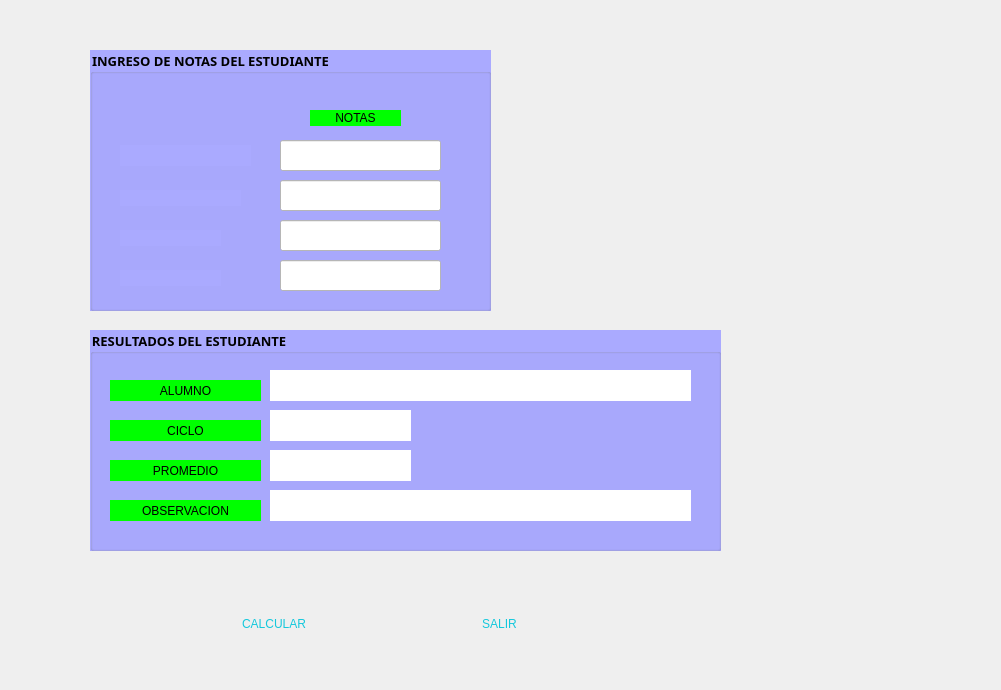
Above: seg1.ui from Kaymi-2022/Ejercicio2_2 before the change. Below: the same form after it.
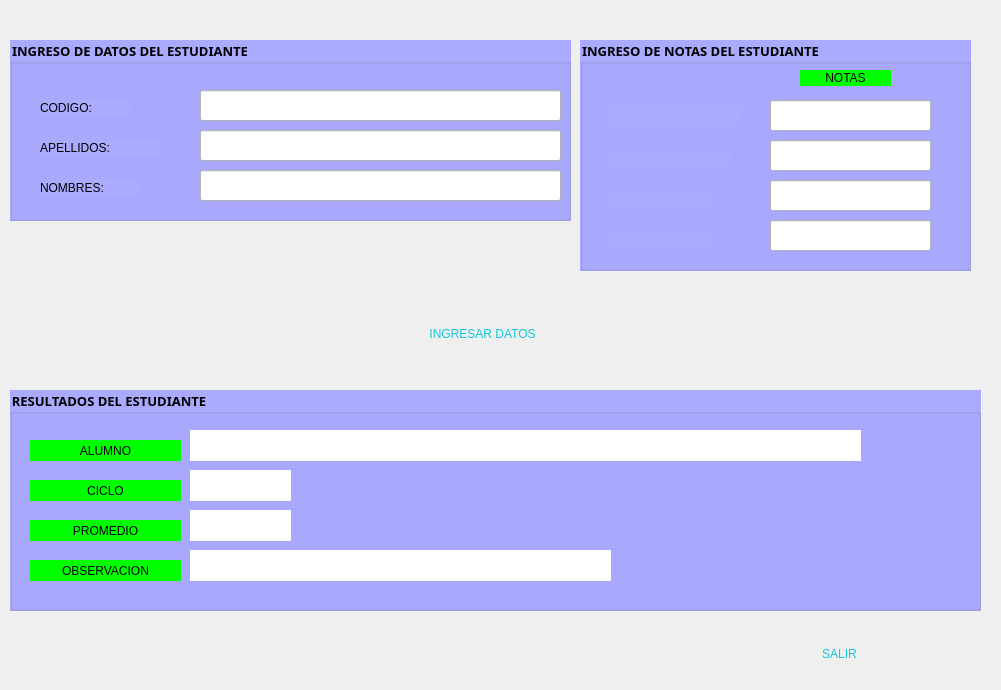
That is the form after the change.

Patch:
```diff
--- a/seg1.ui
+++ b/seg1.ui
@@ -16,9 +16,9 @@
   <widget class="QGroupBox" name="groupBox_2">
    <property name="geometry">
     <rect>
-     <x>90</x>
-     <y>330</y>
-     <width>631</width>
+     <x>10</x>
+     <y>390</y>
+     <width>971</width>
      <height>221</height>
     </rect>
    </property>
@@ -63,7 +63,7 @@
      <rect>
       <x>180</x>
       <y>40</y>
-      <width>421</width>
+      <width>671</width>
       <height>31</height>
      </rect>
     </property>
@@ -111,7 +111,7 @@
      <rect>
       <x>180</x>
       <y>80</y>
-      <width>141</width>
+      <width>101</width>
       <height>31</height>
      </rect>
     </property>
@@ -131,13 +131,16 @@
     <property name="text">
      <string/>
     </property>
+    <property name="alignment">
+     <set>Qt::AlignCenter</set>
+    </property>
    </widget>
    <widget class="QLabel" name="lb_promedio">
     <property name="geometry">
      <rect>
       <x>180</x>
       <y>120</y>
-      <width>141</width>
+      <width>101</width>
       <height>31</height>
      </rect>
     </property>
@@ -238,10 +241,10 @@
   <widget class="QGroupBox" name="groupBox">
    <property name="geometry">
     <rect>
-     <x>90</x>
-     <y>50</y>
-     <width>401</width>
-     <height>261</height>
+     <x>580</x>
+     <y>40</y>
+     <width>391</width>
+     <height>231</height>
     </rect>
    </property>
    <property name="font">
@@ -262,7 +265,7 @@
     <property name="geometry">
      <rect>
       <x>30</x>
-      <y>140</y>
+      <y>110</y>
       <width>121</width>
       <height>16</height>
      </rect>
@@ -288,7 +291,7 @@
     <property name="geometry">
      <rect>
       <x>30</x>
-      <y>180</y>
+      <y>150</y>
       <width>101</width>
       <height>16</height>
      </rect>
@@ -305,7 +308,7 @@
     <property name="geometry">
      <rect>
       <x>190</x>
-      <y>90</y>
+      <y>60</y>
       <width>161</width>
       <height>31</height>
      </rect>
@@ -329,7 +332,7 @@
     <property name="geometry">
      <rect>
       <x>190</x>
-      <y>130</y>
+      <y>100</y>
       <width>161</width>
       <height>31</height>
      </rect>
@@ -353,7 +356,7 @@
     <property name="geometry">
      <rect>
       <x>190</x>
-      <y>170</y>
+      <y>140</y>
       <width>161</width>
       <height>31</height>
      </rect>
@@ -377,7 +380,7 @@
     <property name="geometry">
      <rect>
       <x>220</x>
-      <y>60</y>
+      <y>30</y>
       <width>91</width>
       <height>16</height>
      </rect>
@@ -399,7 +402,7 @@
     <property name="geometry">
      <rect>
       <x>190</x>
-      <y>210</y>
+      <y>180</y>
       <width>161</width>
       <height>31</height>
      </rect>
@@ -423,7 +426,7 @@
     <property name="geometry">
      <rect>
       <x>30</x>
-      <y>220</y>
+      <y>190</y>
       <width>101</width>
       <height>16</height>
      </rect>
@@ -440,7 +443,7 @@
     <property name="geometry">
      <rect>
       <x>30</x>
-      <y>95</y>
+      <y>65</y>
       <width>131</width>
       <height>21</height>
      </rect>
@@ -466,9 +469,9 @@
   <widget class="QPushButton" name="b_calcular">
    <property name="geometry">
     <rect>
-     <x>165</x>
-     <y>610</y>
-     <width>218</width>
+     <x>7</x>
+     <y>320</y>
+     <width>951</width>
      <height>28</height>
     </rect>
    </property>
@@ -486,14 +489,14 @@
 }</string>
    </property>
    <property name="text">
-    <string>CALCULAR</string>
+    <string>INGRESAR DATOS</string>
    </property>
   </widget>
   <widget class="QPushButton" name="b_salir">
    <property name="geometry">
     <rect>
-     <x>390</x>
-     <y>610</y>
+     <x>730</x>
+     <y>640</y>
      <width>219</width>
      <height>28</height>
     </rect>
@@ -515,6 +518,141 @@
     <string>SALIR</string>
    </property>
   </widget>
+  <widget class="QGroupBox" name="groupBox_3">
+   <property name="geometry">
+    <rect>
+     <x>10</x>
+     <y>40</y>
+     <width>561</width>
+     <height>181</height>
+    </rect>
+   </property>
+   <property name="font">
+    <font>
+     <family>Arial Black</family>
+     <pointsize>10</pointsize>
+     <weight>75</weight>
+     <bold>true</bold>
+    </font>
+   </property>
+   <property name="styleSheet">
+    <string notr="true">background-color: rgb(170, 170, 255);</string>
+   </property>
+   <property name="title">
+    <string>INGRESO DE DATOS DEL ESTUDIANTE</string>
+   </property>
+   <widget class="QLabel" name="label">
+    <property name="geometry">
+     <rect>
+      <x>30</x>
+      <y>60</y>
+      <width>91</width>
+      <height>16</height>
+     </rect>
+    </property>
+    <property name="styleSheet">
+     <string notr="true">font: 87 10pt &quot;Arial Black&quot;;
+</string>
+    </property>
+    <property name="text">
+     <string>CODIGO:</string>
+    </property>
+   </widget>
+   <widget class="QLabel" name="label_2">
+    <property name="geometry">
+     <rect>
+      <x>30</x>
+      <y>100</y>
+      <width>121</width>
+      <height>16</height>
+     </rect>
+    </property>
+    <property name="styleSheet">
+     <string notr="true">font: 87 10pt &quot;Arial Black&quot;;
+</string>
+    </property>
+    <property name="text">
+     <string>APELLIDOS:</string>
+    </property>
+   </widget>
+   <widget class="QLabel" name="label_3">
+    <property name="geometry">
+     <rect>
+      <x>30</x>
+      <y>140</y>
+      <width>101</width>
+      <height>16</height>
+     </rect>
+    </property>
+    <property name="styleSheet">
+     <string notr="true">font: 87 10pt &quot;Arial Black&quot;;
+</string>
+    </property>
+    <property name="text">
+     <string>NOMBRES:</string>
+    </property>
+   </widget>
+   <widget class="QLineEdit" name="txt_codigo">
+    <property name="geometry">
+     <rect>
+      <x>190</x>
+      <y>50</y>
+      <width>361</width>
+      <height>31</height>
+     </rect>
+    </property>
+    <property name="font">
+     <font>
+      <family>Arial</family>
+      <weight>50</weight>
+      <bold>false</bold>
+     </font>
+    </property>
+    <property name="styleSheet">
+     <string notr="true">background-color: rgb(255, 255, 255);</string>
+    </property>
+   </widget>
+   <widget class="QLineEdit" name="txt_apellidos">
+    <property name="geometry">
+     <rect>
+      <x>190</x>
+      <y>90</y>
+      <width>361</width>
+      <height>31</height>
+     </rect>
+    </property>
+    <property name="font">
+     <font>
+      <family>Arial</family>
+      <weight>50</weight>
+      <bold>false</bold>
+     </font>
+    </property>
+    <property name="styleSheet">
+     <string notr="true">background-color: rgb(255, 255, 255);</string>
+    </property>
+   </widget>
+   <widget class="QLineEdit" name="txt_nombres">
+    <property name="geometry">
+     <rect>
+      <x>190</x>
+      <y>130</y>
+      <width>361</width>
+      <height>31</height>
+     </rect>
+    </property>
+    <property name="font">
+     <font>
+      <family>Arial</family>
+      <weight>50</weight>
+      <bold>false</bold>
+     </font>
+    </property>
+    <property name="styleSheet">
+     <string notr="true">background-color: rgb(255, 255, 255);</string>
+    </property>
+   </widget>
+  </widget>
  </widget>
  <resources/>
  <connections/>
```
Left out of the diff: 4 changed lines with no effect on the pictures.
